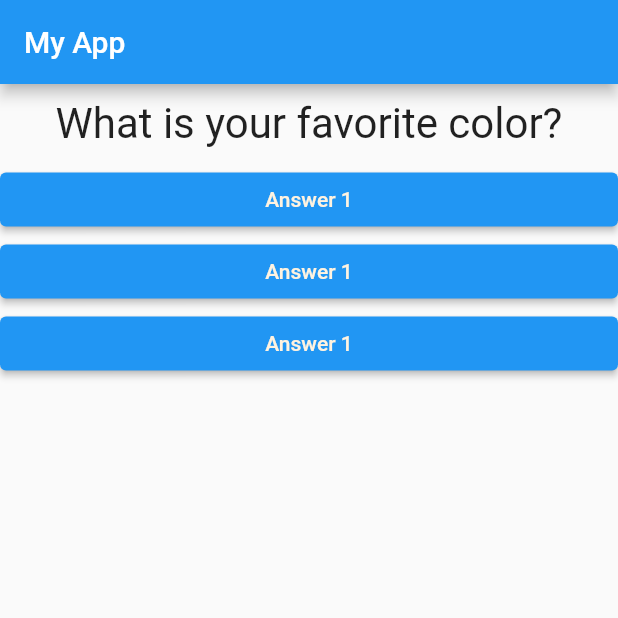
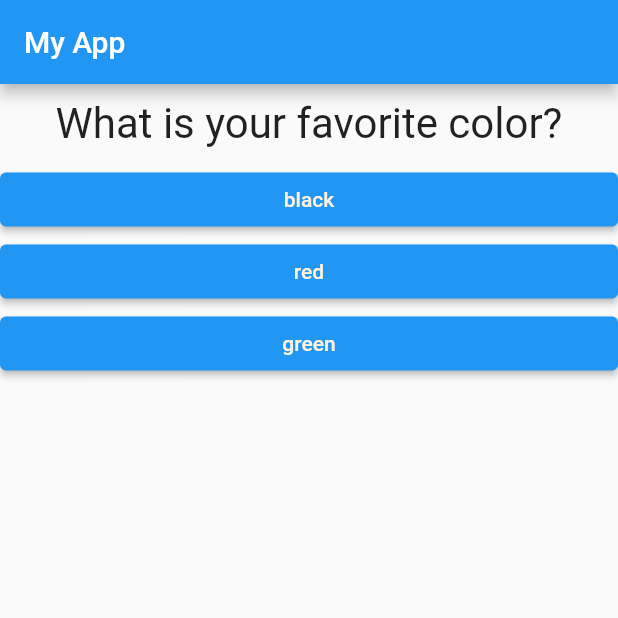
Before and after one commit to axis1410/quiz_app, a Flutter app: the screen it shows after launch, on a phone screen of 412 x 824 dp, the top half of it. Run offline on Flutter 3.47's test engine with Material 2 defaults, Android fonts, the phone set to English and light mode, and no system bars.

Commit message:
Mapped buttons to answers

```diff
--- a/lib/answer.dart
+++ b/lib/answer.dart
@@ -1,20 +1,21 @@
 import 'package:flutter/material.dart';
 
-class Answers extends StatelessWidget {
+class Answer extends StatelessWidget {
   final VoidCallback selectHandler;
+  final String answerText;
 
-  const Answers(this.selectHandler);
+  const Answer(this.selectHandler, this.answerText, {super.key});
 
   @override
   Widget build(BuildContext context) {
-    return Container(
+    return SizedBox(
         width: double.infinity,
         child: ElevatedButton(
           style: ElevatedButton.styleFrom(
             backgroundColor: Colors.blue,
           ),
           onPressed: selectHandler,
-          child: Text('Answer 1', style: TextStyle(color: Colors.orange[50])),
+          child: Text(answerText, style: TextStyle(color: Colors.orange[50])),
         ));
   }
 }
--- a/lib/main.dart
+++ b/lib/main.dart
@@ -2,7 +2,7 @@ import 'package:flutter/material.dart';
 import './answer.dart';
 import './question.dart';
 
-void main() => runApp(MyApp());
+void main() => runApp(const MyApp());
 
 class MyApp extends StatefulWidget {
   const MyApp({super.key});
@@ -24,20 +24,33 @@ class _MyAppState extends State<MyApp> {
 
   @override
   Widget build(BuildContext context) {
-    var questions = [
-      'What is your favorite color?',
-      'What is your favorite animal?'
+    const questions = [
+      {
+        'questionText': 'What is your favorite color?',
+        'answers': ['black', 'red', 'green'],
+      },
+      {
+        'questionText': 'What is your favorite animal?',
+        'answers': ['cat', 'dog', 'axolotl'],
+      },
+      {
+        'questionText': 'What is your favorite peepeepoopoo?',
+        'answers': ['dababy', 'bruh', 'aeugh'],
+      }
     ];
 
     return MaterialApp(
       home: Scaffold(
         appBar: AppBar(title: const Text('My App')),
         body: Column(
-          children: <Widget>[
-            Question(questions[_questionIndex]),
-            Answers(_answerQuestion),
-            Answers(_answerQuestion),
-            Answers(_answerQuestion),
+          children: [
+            Question(
+              questions[_questionIndex]['questionText'] as String,
+            ),
+            ...(questions[_questionIndex]['answers'] as List<String>)
+                .map((answer) {
+              return Answer(_answerQuestion, answer);
+            }).toList()
           ],
         ),
       ),
--- a/lib/question.dart
+++ b/lib/question.dart
@@ -3,7 +3,7 @@ import 'package:flutter/material.dart';
 class Question extends StatelessWidget {
   final String questionText;
 
-  Question(this.questionText); // Constructor
+  const Question(this.questionText, {super.key}); // Constructor
 
   @override
   Widget build(BuildContext context) {
```
